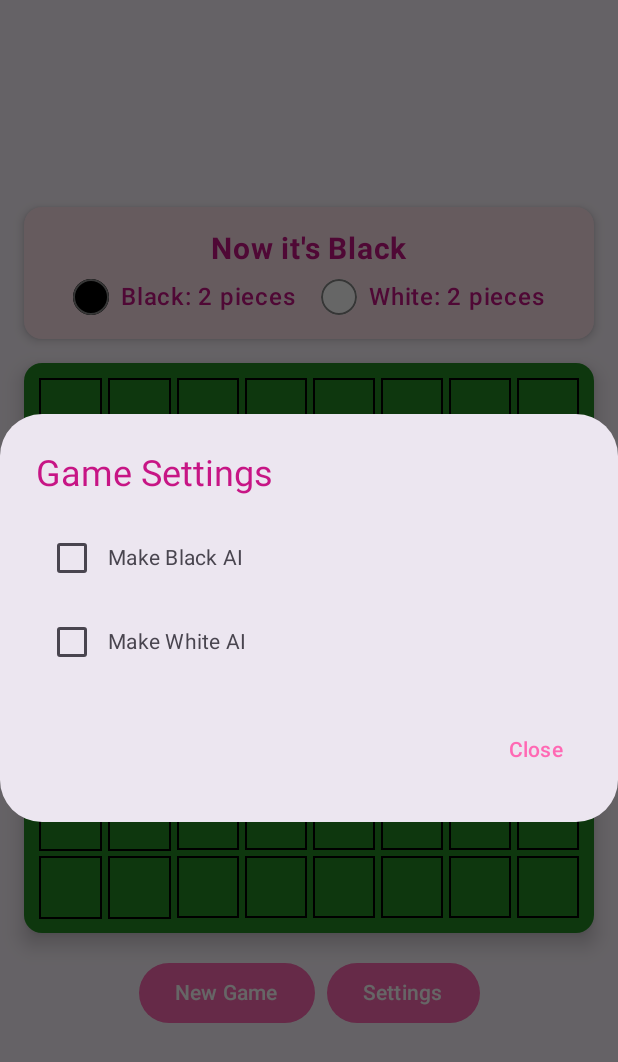
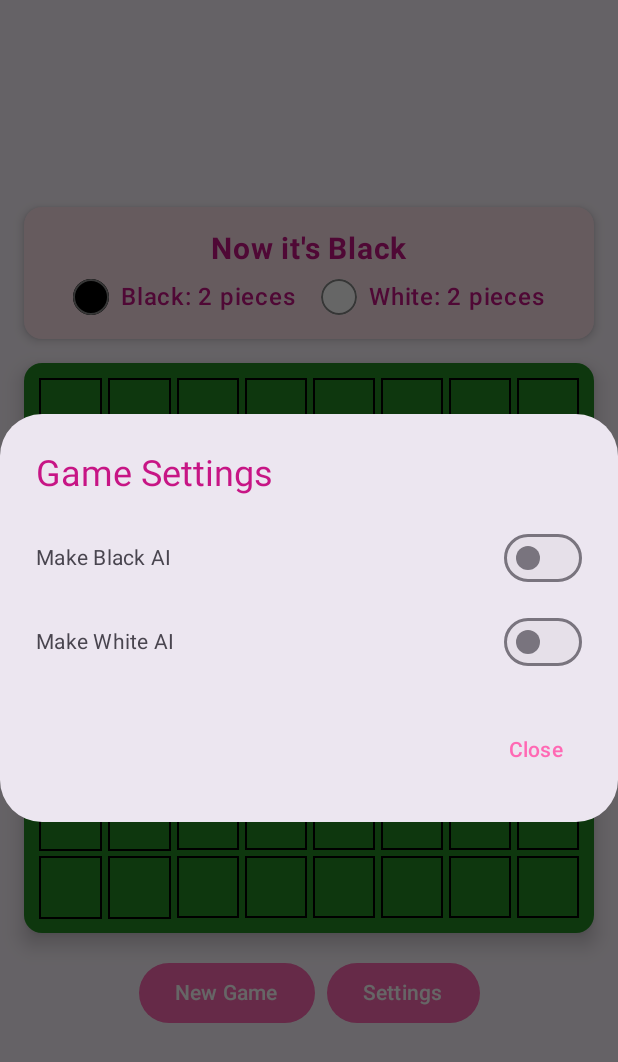
Before and after one commit to tonionagauzzi/ToniOthello, an Android app built with Jetpack Compose: the screen it shows after launch (MainActivity), after a tap on "Settings", on a phone screen of 412 x 824 dp. Shown: the top 1062 px of the screen. Run offline under Robolectric (Android 15) with nearby library versions, the phone set to English and light mode, and no system bars; our stand-ins replace Compose Multiplatform resources.

Commit message:
Refactor: Replace checkboxes with toggle switches in settings dialog
Improve usability by replacing checkboxes with Material 3 Switch components for AI mode settings. The toggle switches are more touch-friendly and provide better visual feedback.

🤖 Generated with [Claude Code](https://claude.com/claude-code)

Co-Authored-By: Claude <noreply@anthropic.com>

```diff
--- a/composeApp/src/commonMain/kotlin/com/vitantonio/nagauzzi/toniothello/ui/component/SettingsDialog.kt
+++ b/composeApp/src/commonMain/kotlin/com/vitantonio/nagauzzi/toniothello/ui/component/SettingsDialog.kt
@@ -6,7 +6,7 @@ import androidx.compose.foundation.layout.Spacer
 import androidx.compose.foundation.layout.fillMaxWidth
 import androidx.compose.foundation.layout.height
 import androidx.compose.material3.AlertDialog
-import androidx.compose.material3.Checkbox
+import androidx.compose.material3.Switch
 import androidx.compose.material3.Text
 import androidx.compose.material3.TextButton
 import androidx.compose.runtime.Composable
@@ -35,30 +35,36 @@ fun SettingsDialog(
         },
         text = {
             Column {
-                // Black AI checkbox
+                // Black AI toggle switch
                 Row(
                     modifier = Modifier.fillMaxWidth(),
                     verticalAlignment = Alignment.CenterVertically
                 ) {
-                    Checkbox(
+                    Text(
+                        text = stringResource(Res.string.ai_mode_black),
+                        modifier = Modifier.weight(1f)
+                    )
+                    Switch(
                         checked = isBlackAI,
                         onCheckedChange = onBlackAIChange
                     )
-                    Text(text = stringResource(Res.string.ai_mode_black))
                 }
 
                 Spacer(modifier = Modifier.height(8.dp))
 
-                // White AI checkbox
+                // White AI toggle switch
                 Row(
                     modifier = Modifier.fillMaxWidth(),
                     verticalAlignment = Alignment.CenterVertically
                 ) {
-                    Checkbox(
+                    Text(
+                        text = stringResource(Res.string.ai_mode_white),
+                        modifier = Modifier.weight(1f)
+                    )
+                    Switch(
                         checked = isWhiteAI,
                         onCheckedChange = onWhiteAIChange
                     )
-                    Text(text = stringResource(Res.string.ai_mode_white))
                 }
             }
         },
```
